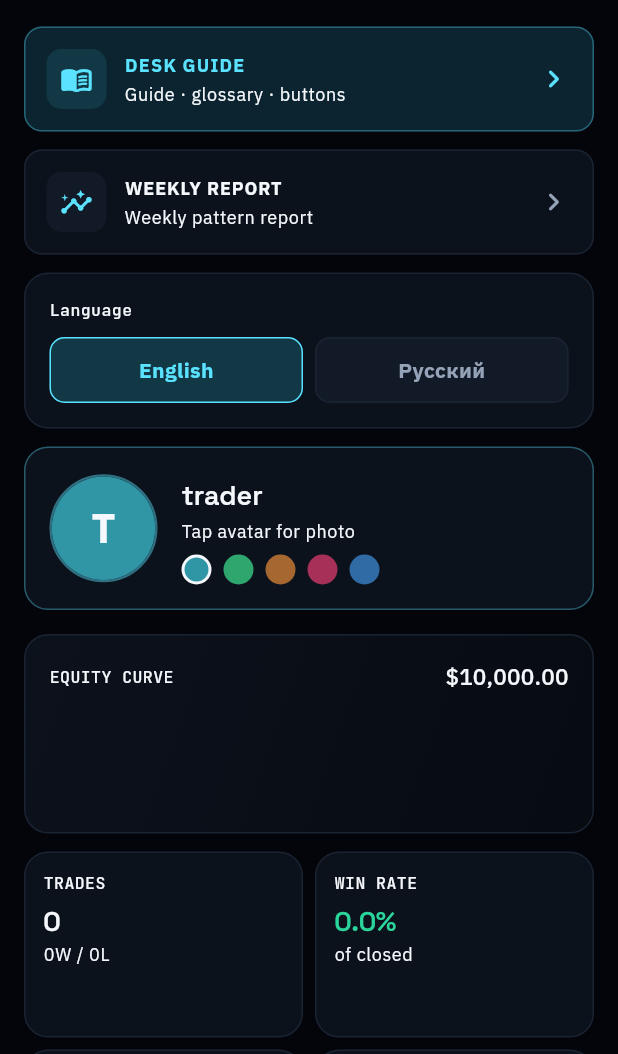
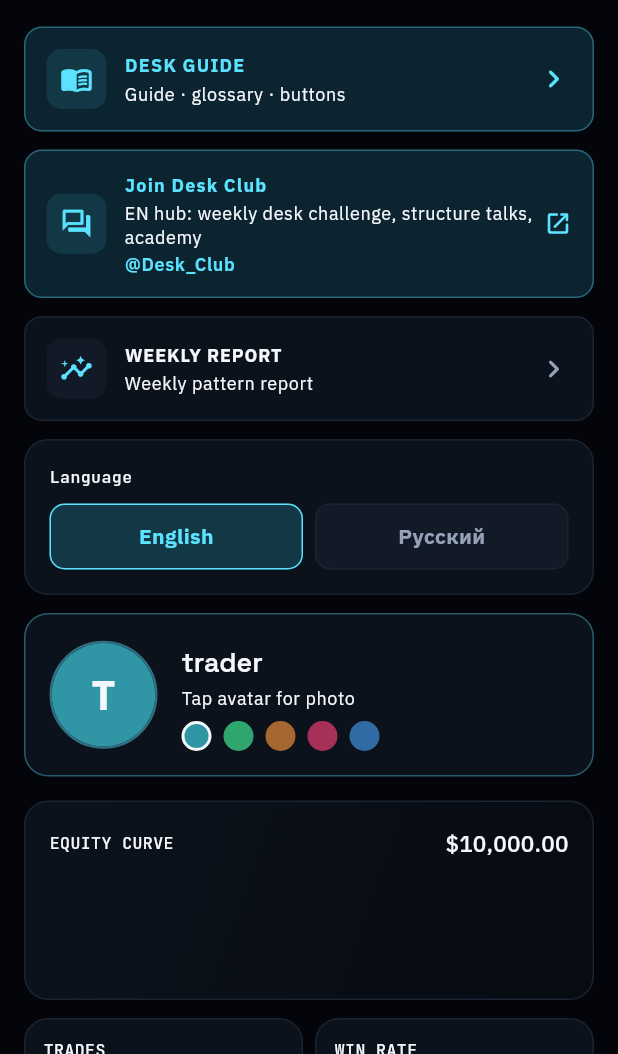
Before and after one commit to Pavelcrypto70/paper-league, a Flutter app: the ProfileScreen widget shown alone on an empty page, opened directly, on a phone screen of 412 x 824 dp, the part 182-1236 px from its top. Run offline on Flutter 3.47's test engine with Material 3 defaults, Android fonts, the phone set to English and light mode, and no system bars; our stand-ins replace audioplayers, google_fonts, image_picker, share_plus, shared_preferences, supabase_flutter; accounts and stored records are empty; network calls fail.

Commit message:
Add Desk Club community CTA on profile.
Opens https://t.me/Desk_Club with local tg_cta_tap analytics so Free #1 feeds the EN hub.

Co-authored-by: Cursor <cursoragent@cursor.com>

```diff
--- /dev/null
+++ b/lib/config/app_links.dart
@@ -0,0 +1,7 @@
+/// Product URLs and growth hooks for Paper League (Free #1).
+abstract final class AppLinks {
+  /// EN portfolio community hub (Desk Club).
+  static const communityUrl = 'https://t.me/Desk_Club';
+  static const communityHandle = '@Desk_Club';
+  static const communitySource = 'paper-league';
+}
--- a/lib/l10n/s.dart
+++ b/lib/l10n/s.dart
@@ -129,6 +129,13 @@ class S {
   String get profileSub => _ru
       ? 'Профиль · кривая эквити · статистика'
       : 'Identity · equity curve · session stats';
+  String get joinCommunity => _ru ? 'Сообщество Desk Club' : 'Join Desk Club';
+  String get joinCommunityBody => _ru
+      ? 'EN-хаб: weekly desk challenge, структура, академия'
+      : 'EN hub: weekly desk challenge, structure talks, academy';
+  String get openCommunity => _ru ? 'Открыть Desk Club' : 'Open Desk Club';
+  String get communityOpenError =>
+      _ru ? 'Не удалось открыть Telegram' : 'Could not open Telegram';
   String get tapPhoto => _ru ? 'Нажми на аватар для фото' : 'Tap avatar for photo';
   String get equityCurve => _ru ? 'КРИВАЯ ЭКВИТИ' : 'EQUITY CURVE';
   String get trades => _ru ? 'СДЕЛКИ' : 'TRADES';
--- a/lib/ui/screens/profile_screen.dart
+++ b/lib/ui/screens/profile_screen.dart
@@ -1,3 +1,4 @@
+import 'package:paper_league/config/app_links.dart';
 import 'package:paper_league/services/analytics.dart';
 import 'package:paper_league/services/desk_audio.dart';
 import 'package:paper_league/state/auth_controller.dart';
@@ -19,6 +20,7 @@ import 'package:flutter/services.dart';
 import 'package:image_picker/image_picker.dart';
 import 'package:provider/provider.dart';
 import 'package:share_plus/share_plus.dart';
+import 'package:url_launcher/url_launcher.dart';
 
 class ProfileScreen extends StatefulWidget {
   const ProfileScreen({super.key});
@@ -143,6 +145,76 @@ class _ProfileScreenState extends State<ProfileScreen> {
                     ),
                   ),
                   const Icon(Icons.chevron_right_rounded, color: PlColors.accent),
+                ],
+              ),
+            ),
+          ),
+        ),
+        const SizedBox(height: 12),
+        Material(
+          color: PlColors.accentDim,
+          borderRadius: BorderRadius.circular(PlRadius.md),
+          child: InkWell(
+            borderRadius: BorderRadius.circular(PlRadius.md),
+            onTap: () async {
+              DeskAudio.instance.play(DeskSfx.tap);
+              await Analytics.log('tg_cta_tap', {
+                'source': AppLinks.communitySource,
+                'url': AppLinks.communityUrl,
+              });
+              final uri = Uri.parse(AppLinks.communityUrl);
+              final ok = await launchUrl(uri, mode: LaunchMode.externalApplication);
+              if (!ok && context.mounted) {
+                ScaffoldMessenger.of(context).showSnackBar(
+                  SnackBar(content: Text(s.communityOpenError)),
+                );
+              }
+            },
+            child: Container(
+              padding: const EdgeInsets.all(14),
+              decoration: BoxDecoration(
+                borderRadius: BorderRadius.circular(PlRadius.md),
+                border: Border.all(color: PlColors.accent.withValues(alpha: 0.35)),
+              ),
+              child: Row(
+                children: [
+                  Container(
+                    width: 40,
+                    height: 40,
+                    decoration: BoxDecoration(
+                      color: PlColors.accentSoft,
+                      borderRadius: BorderRadius.circular(10),
+                    ),
+                    child: const Icon(Icons.forum_outlined, color: PlColors.accent, size: 22),
+                  ),
+                  const SizedBox(width: 12),
+                  Expanded(
+                    child: Column(
+                      crossAxisAlignment: CrossAxisAlignment.start,
+                      children: [
+                        Text(
+                          s.joinCommunity,
+                          style: const TextStyle(
+                            color: PlColors.accent,
+                            fontWeight: FontWeight.w800,
+                            letterSpacing: 0.8,
+                            fontSize: 12,
+                          ),
+                        ),
+                        const SizedBox(height: 2),
+                        Text(s.joinCommunityBody, style: Theme.of(context).textTheme.bodySmall),
+                        const SizedBox(height: 2),
+                        Text(
+                          AppLinks.communityHandle,
+                          style: Theme.of(context).textTheme.bodySmall?.copyWith(
+                                color: PlColors.accent,
+                                fontWeight: FontWeight.w600,
+                              ),
+                        ),
+                      ],
+                    ),
+                  ),
+                  const Icon(Icons.open_in_new_rounded, color: PlColors.accent, size: 18),
                 ],
               ),
             ),
--- a/pubspec.yaml
+++ b/pubspec.yaml
@@ -20,6 +20,7 @@ dependencies:
   image_picker: ^1.2.3
   audioplayers: ^6.8.1
   share_plus: ^11.0.0
+  url_launcher: ^6.3.1
   path_provider: ^2.1.5
   cross_file: ^0.3.4
   supabase_flutter: ^2.16.0
```
Also changed, not shown: pubspec.lock.
